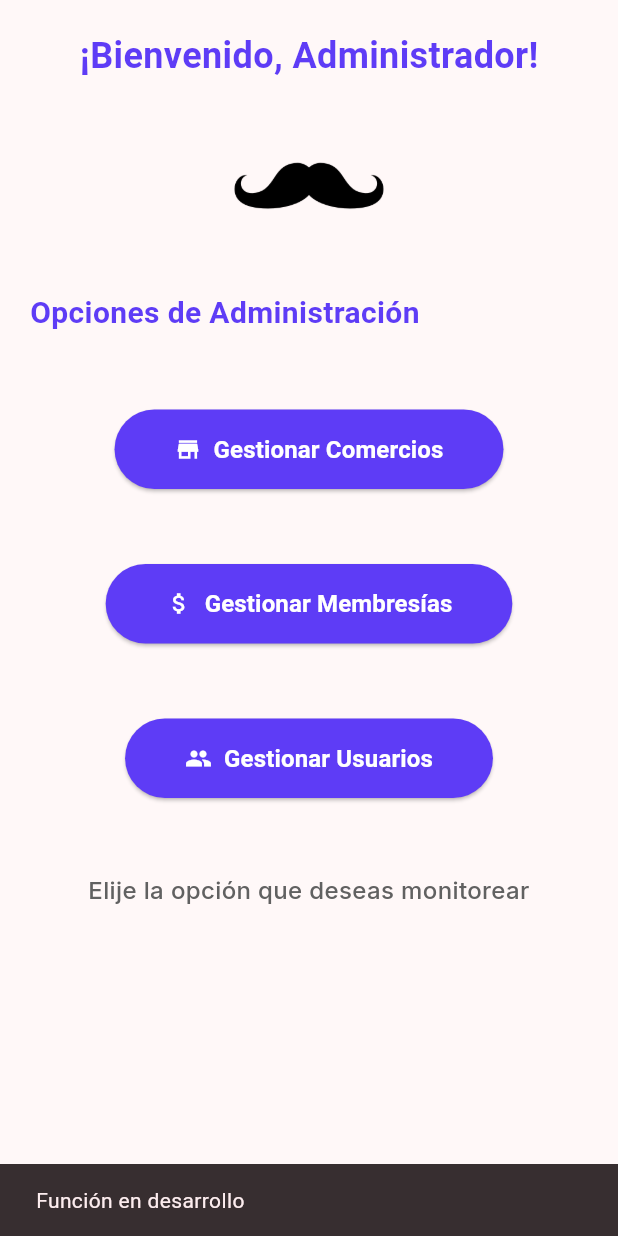
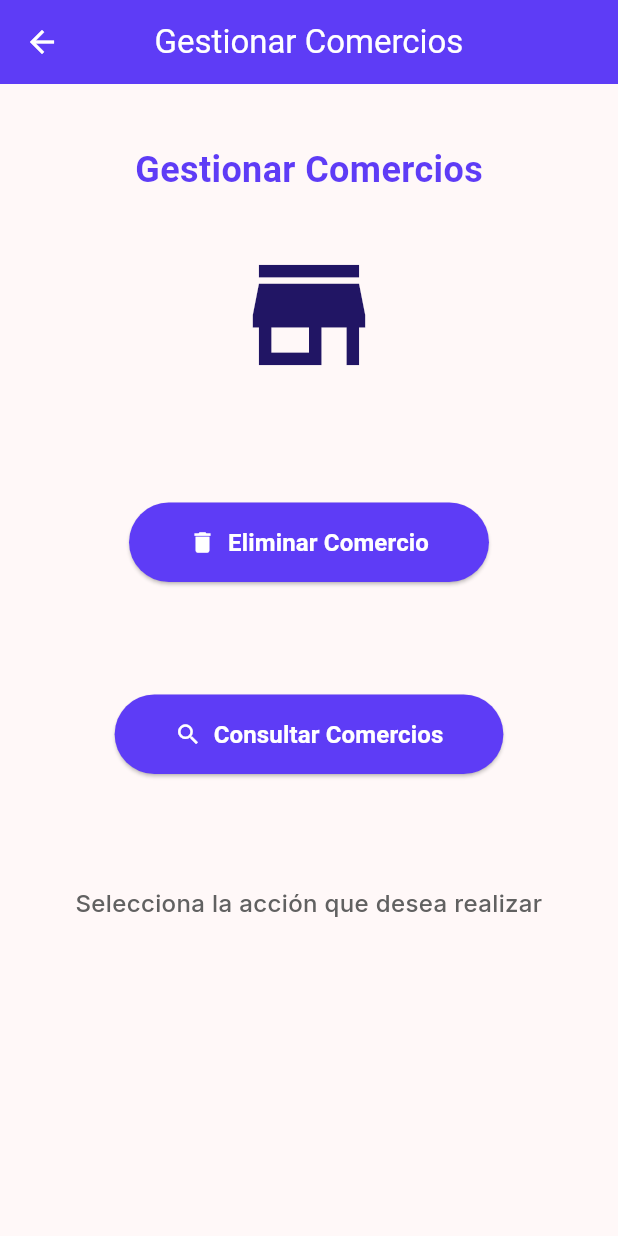
Before and after one commit to DJimenez0608/Barber_link, a Flutter app: the HomeAdminHomeTab widget shown alone on an empty page, opened directly, after a tap on "Gestionar Comercios", on a phone screen of 412 x 824 dp. Run offline on Flutter 3.47's test engine with Material 3 defaults, Android fonts, the phone set to English and light mode, and no system bars; our stand-ins replace cloud_firestore, firebase_auth, firebase_core, google_fonts; accounts and stored records are empty; Roboto replaces fonts that are missing (Jua).

Commit message:
Ultimos ajustes

```diff
--- a/lib/ViewModels/auth/home_admin_viewmodel.dart
+++ b/lib/ViewModels/auth/home_admin_viewmodel.dart
@@ -31,7 +31,7 @@ class HomeAdminViewModel extends ChangeNotifier {
 
     try {
       final doc = await FirebaseFirestore.instance
-          .collection('users') // Asegúrate de que el nombre de la colección sea correcto
+          .collection('users')
           .doc(user.uid)
           .get();
 
--- a/lib/Views/home/homeAdmin_ManageComerce.dart
+++ b/lib/Views/home/homeAdmin_ManageComerce.dart
@@ -0,0 +1,101 @@
+import 'package:barber_link/Theme/app_colors.dart';
+import 'package:flutter/material.dart';
+import 'package:google_fonts/google_fonts.dart';
+import 'package:barber_link/Views/Widgets/botonConIcono.dart';
+
+class HomeAdminManageComerce extends StatelessWidget {
+  const HomeAdminManageComerce({super.key});
+
+  @override
+  Widget build(BuildContext context) {
+    return Scaffold(
+      appBar: AppBar(
+        backgroundColor: AppColors().azulMorado,
+        title: const Text(
+          'Gestionar Comercios',
+          style: TextStyle(color: Colors.white),
+        ),
+        centerTitle: true,
+        leading: IconButton(
+          icon: const Icon(Icons.arrow_back, color: Colors.white),
+          onPressed: () {
+            Navigator.pop(context); // Vuelve a la pantalla anterior
+          },
+        ),
+      ),
+      body: Padding(
+        padding: const EdgeInsets.all(20.0),
+        child: Column(
+          crossAxisAlignment: CrossAxisAlignment.center,
+          children: [
+            const SizedBox(height: 20),
+
+            // Texto centrado debajo de la barra superior
+            Center(
+              child: Text(
+                'Gestionar Comercios',
+                style: GoogleFonts.jua(
+                  fontSize: 24,
+                  fontWeight: FontWeight.bold,
+                  color: AppColors().azulMorado,
+                ),
+              ),
+            ),
+            const SizedBox(height: 30),
+
+            // Ícono grande
+            Center(
+              child: Icon(
+                Icons.store, // Ícono de comercio
+                size: 100,
+                color: AppColors().azulOscuro,
+              ),
+            ),
+            const SizedBox(height: 75),
+
+            // Botón "Eliminar Comercio"
+            Center(
+              child: BotonConIcono(
+                onTap: () {
+                  ScaffoldMessenger.of(context).showSnackBar(
+                    const SnackBar(content: Text('Función en desarrollo: Eliminar Comercio')),
+                  );
+                },
+                icon: const Icon(Icons.delete, color: Colors.white), // Ícono coherente
+                label: 'Eliminar Comercio',
+              ),
+            ),
+            const SizedBox(height: 75),
+
+            // Botón "Consultar Comercios"
+            Center(
+              child: BotonConIcono(
+                onTap: () {
+                  ScaffoldMessenger.of(context).showSnackBar(
+                    const SnackBar(content: Text('Función en desarrollo: Consultar Comercios')),
+                  );
+                },
+                icon: const Icon(Icons.search, color: Colors.white), // Ícono coherente
+                label: 'Consultar Comercios',
+              ),
+            ),
+            const SizedBox(height: 75),
+
+            // Texto centrado debajo de los botones
+            Center(
+              child: Text(
+                'Selecciona la acción que desea realizar',
+                style: GoogleFonts.inter(
+                  fontSize: 16,
+                  fontWeight: FontWeight.w500,
+                  color: Colors.grey[700],
+                ),
+                textAlign: TextAlign.center,
+              ),
+            ),
+          ],
+        ),
+      ),
+    );
+  }
+}
--- a/lib/Views/home/home_admin_page.dart
+++ b/lib/Views/home/home_admin_page.dart
@@ -2,6 +2,7 @@ import 'package:barber_link/Theme/app_colors.dart';
 import 'package:flutter/material.dart';
 import 'package:google_fonts/google_fonts.dart';
 import 'package:barber_link/Views/Widgets/botonConIcono.dart';
+import 'package:barber_link/Views/home/homeAdmin_ManageComerce.dart'; // Importa la página de ManageComerce
 
 class HomeAdminHomeTab extends StatelessWidget {
   const HomeAdminHomeTab({super.key});
@@ -56,8 +57,11 @@ class HomeAdminHomeTab extends StatelessWidget {
           Center(
             child: BotonConIcono(
               onTap: () {
-                  ScaffoldMessenger.of(context).showSnackBar(
-                    const SnackBar(content: Text('Función en desarrollo')),
+                Navigator.push(
+                  context,
+                  MaterialPageRoute(
+                    builder: (context) => const HomeAdminManageComerce(),
+                  ),
                 );
               },
               icon: const Icon(Icons.store, color: Colors.white), // Ícono del botón
```
Lines whose indentation alone changed are shown as unchanged.
